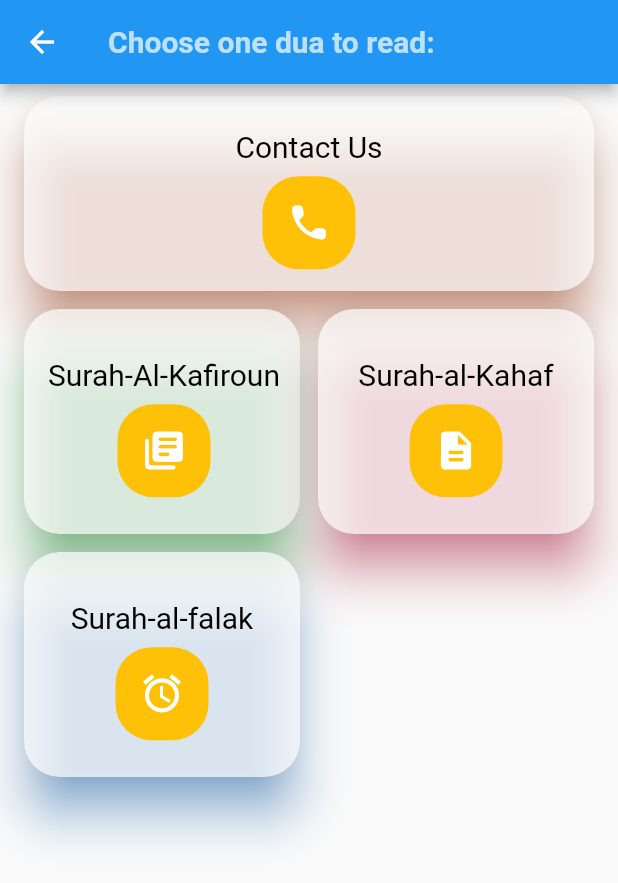
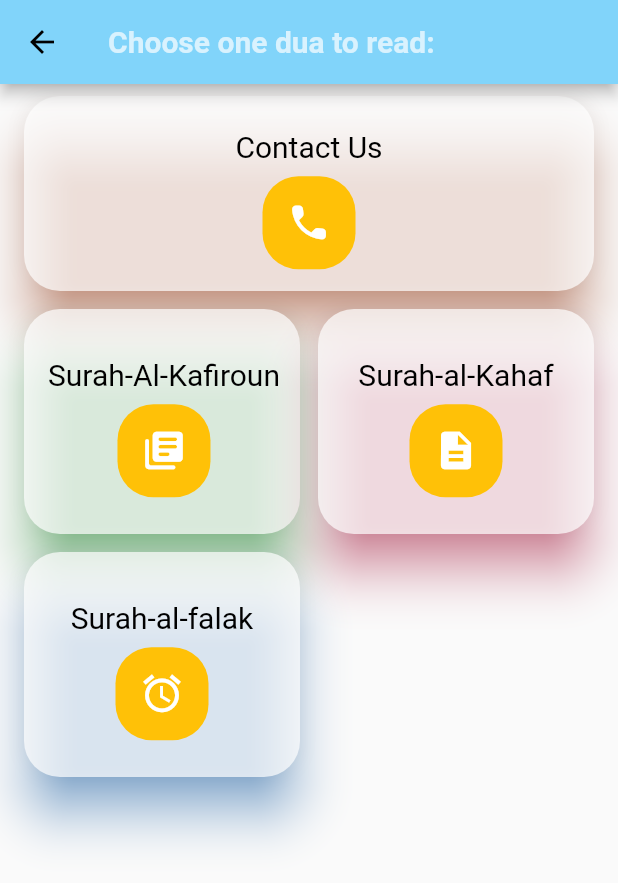
Before and after one commit to UshshaqueBarira/islamic_dua_admobs, a Flutter app: the HomePage screen opened directly, on a phone screen of 412 x 824 dp. Shown: the top 883 px of the screen. Run offline on Flutter 3.47's test engine with Material 2 defaults, Android fonts, the phone set to English and light mode, and no system bars; missing offline and left inert: contactus, dart:js.

Commit message:
Version 1.1.2

```diff
--- a/lib/About Us.dart
+++ b/lib/About Us.dart
@@ -15,8 +15,8 @@ class About_us extends StatelessWidget {
         body: ContactUs(
           logo: AssetImage('assets/panda.jpg'),
           email: 'barira.ushshaque@gmail.com',
-          companyName: 'BU',
-          phoneNumber: '8090289432',
+          companyName: 'BSD',
+          phoneNumber: '+91-8090289432',
           linkedinURL: 'https://www.linkedin.com/in/barira.ushshaque/',
           tagLine: 'Application Developer',
           instagram: 'barira_bsd',
--- /dev/null
+++ b/lib/firstpage.dart
@@ -0,0 +1,44 @@
+import 'dart:async';
+
+import 'package:async/async.dart';
+import 'dart:js';
+import 'package:flutter/material.dart';
+import 'package:flutter/services.dart';
+import 'package:islamic_dua/dashboard.dart';
+
+class Quran extends StatefulWidget {
+  @override
+  quran_dua createState() => quran_dua();
+}
+
+class quran_dua extends State<Quran> {
+  @override
+  void initState() {
+    super.initState();
+      }
+
+  @override
+  Widget build(BuildContext context) {
+    return MaterialApp(
+        title: "ISLAMIC DUA",
+        home: Scaffold(
+            appBar: AppBar(
+              title: Text('ISLAMIC DUA- 4 QUL'),
+              centerTitle: true,
+              backgroundColor: Colors.amber[600],
+            ),
+            body: Center(
+              child: new Container(
+                //width: 448.0,
+                //height:900.0,
+                child: Image.asset('assets/images/homescreen.jpg'),
+                color: Colors.white70,
+                alignment: Alignment.center,
+              ),
+
+            )
+
+        )
+    );
+  }
+}
--- a/lib/main.dart
+++ b/lib/main.dart
@@ -2,74 +2,14 @@ import 'dart:async';
 import 'package:flutter/material.dart';
 import 'package:flutter/widgets.dart';
 import 'package:islamic_dua/dashboard.dart';
-
-//import 'package:admob_flutter/admob_flutter.dart';
+import 'package:islamic_dua/firstpage.dart';
 
 void main() {
-  //Admob.initialize();
-  runApp(Quran());
+    runApp(MaterialApp(
+      theme: ThemeData(
+          primaryColor: Colors.lightBlue[200], accentColor: Colors.white),
+      debugShowCheckedModeBanner: false,
+      home: new Quran()
+  )
+  );
 }
-/*
-getAppId() {
-  if (Platform.isAndroid){
-    return ('ca-app-pub-5854106407713919~1956345238');
-    }
-  else if(Platform.isIOS){
-    return('ca-app-pub-5854106407713919~1956345238');
-  }
-    return null;
-  }
-
-String getBannerAdUnitId() {
-  if (Platform.isIOS) {
-    return 'ca-app-pub-5854106407713919/3529830092';
-  } else if (Platform.isAndroid) {
-    return 'ca-app-pub-5854106407713919/3529830092';
-  }
-  return null;
-}
-*/
-class Quran extends StatefulWidget {
-  @override
-  quran_dua createState() => quran_dua();
-}
-
-class quran_dua extends State<Quran> {
-//decide the banner size
-  //AdmobBannerSize bannerSize;
-  @override
-  void initState() {
-    super.initState();
-  }
-
-  Widget build(BuildContext context) {
-    return MaterialApp(
-      title: "ISLAMIC DUA",
-      home: Scaffold(
-        appBar: AppBar(
-          title: Text('ISLAMIC DUA- 4 QUL'),
-          centerTitle: true,
-          backgroundColor: Colors.amber[600],
-        ),
-        body: Center(
-          child: new Container(
-            //width: 448.0,
-            //height:900.0,
-            child: Image.asset('assets/images/homescreen.jpg'),
-            color: Colors.white70,
-            alignment: Alignment.center,
-        ),
-            /*child: new Container(
-            child: ClipRRect( // rounded corners ad.
-              borderRadius: BorderRadius.circular(40.0),
-              child: AdmobBanner(
-                adUnitId: getBannerAdUnitId(),
-                adSize: AdmobBannerSize.LEADERBOARD,
-              ),
-            )*/
-            )
-
-      )
-    );
-  }
-}
```
Also changed, not shown: 1 other file.
